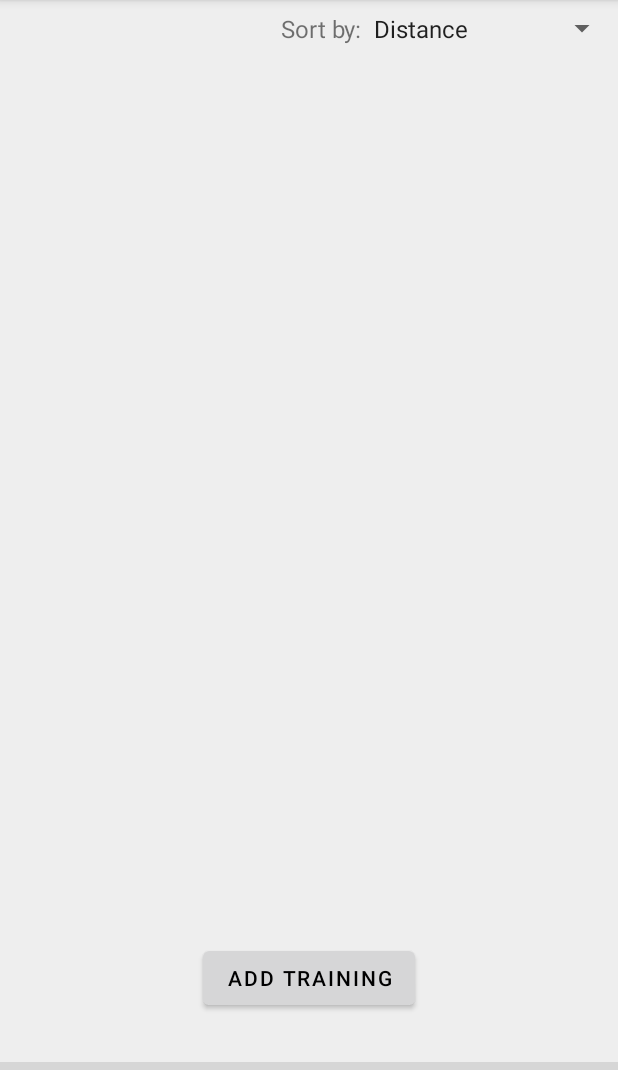
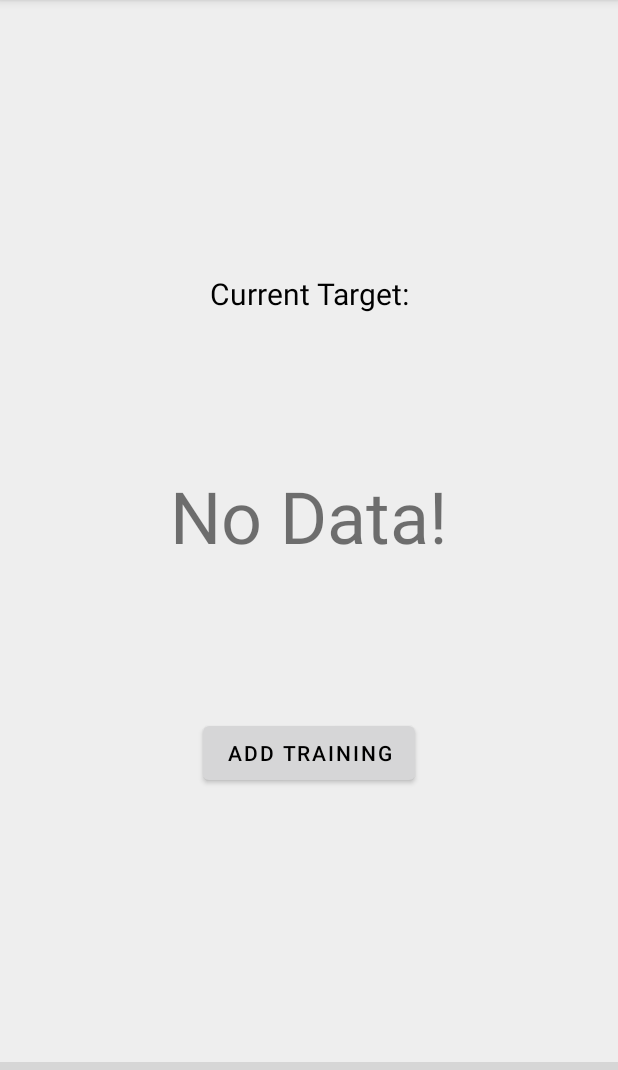
Before and after one commit to muhammadhasan01/fitness-android-application, an Android app: the TrainingActivity screen opened directly, with no data from a screen before it, on a phone screen of 412 x 824 dp, the part 84-1154 px from its top. Run offline under Robolectric (Android 15) with nearby library versions, the phone set to English and light mode, and no system bars; our stand-ins replace Dagger/Hilt's generated code, Timber; libraries missing offline, so code that uses them is left out: pub.devrel.easypermissions; plain views replace ChipNavigationBar; 3 statements that could not run were skipped; grey boxes are pictures that could not be loaded.

Commit message:
Add Training Save, Bug Fixing, Add Target Container, task 2 (95%)

```diff
--- a/app/src/main/AndroidManifest.xml
+++ b/app/src/main/AndroidManifest.xml
@@ -52,5 +52,6 @@
         <meta-data
             android:name="com.google.android.geo.API_KEY"
             android:value="@string/google_maps_key"/>
+        <uses-library android:name="org.apache.http.legacy" android:required="false"/>
     </application>
 </manifest>
--- a/app/src/main/java/com/k310/fitness/ui/activities/MainActivity.kt
+++ b/app/src/main/java/com/k310/fitness/ui/activities/MainActivity.kt
@@ -53,6 +53,10 @@ open class MainActivity : AppCompatActivity() {
         }
     }
 
+    fun toTrainingFragment() {
+        makeCurrentFragment(trackingFragment)
+    }
+
     fun makeCurrentFragment(fragment: Fragment) =
         supportFragmentManager.beginTransaction().apply {
             replace(R.id.fl_wrapper, fragment)
--- a/app/src/main/java/com/k310/fitness/util/Constants.kt
+++ b/app/src/main/java/com/k310/fitness/util/Constants.kt
@@ -11,8 +11,8 @@ object Constants {
     const val ACTION_SHOW_TRACKING_FRAGMENT = "ACTION_SHOW_TRACKING_FRAGMENT"
 
     const val TIMER_UPDATE_INTERVAL = 50L
-    const val LOCATION_UPDATE_INTERVAL = 5000L
-    const val FASTEST_LOCATION_INTERVAL = 2000L
+    const val LOCATION_UPDATE_INTERVAL = 1000L
+    const val FASTEST_LOCATION_INTERVAL = 400L
 
     const val POLYLINE_COLOR = Color.RED
     const val POLYLINE_WIDTH = 8f
--- a/app/src/main/res/layout/activity_main.xml
+++ b/app/src/main/res/layout/activity_main.xml
@@ -2,6 +2,7 @@
 <RelativeLayout xmlns:android="http://schemas.android.com/apk/res/android"
     xmlns:app="http://schemas.android.com/apk/res-auto"
     xmlns:tools="http://schemas.android.com/tools"
+    android:id="@+id/rootView"
     android:layout_width="match_parent"
     android:layout_height="match_parent"
     tools:context=".ui.activities.MainActivity"
--- a/app/src/main/res/layout/fragment_training.xml
+++ b/app/src/main/res/layout/fragment_training.xml
@@ -6,42 +6,38 @@
     android:layout_height="match_parent"
     tools:context=".ui.fragments.TrainingFragment">
 
-    <Spinner
-        android:id="@+id/spFilter"
+    <TextView
+        android:id="@+id/targetLabel"
         android:layout_width="wrap_content"
         android:layout_height="wrap_content"
-        android:entries="@array/filter_options"
-        android:paddingTop="8dp"
-        android:paddingBottom="8dp"
+        android:layout_marginTop="80dp"
+        android:text="Current Target:"
+        android:textColor="@color/black"
+        android:textSize="20dp"
+        app:layout_constraintBottom_toTopOf="@+id/target"
         app:layout_constraintEnd_toEndOf="parent"
+        app:layout_constraintHorizontal_bias="0.5"
+        app:layout_constraintStart_toStartOf="parent"
         app:layout_constraintTop_toTopOf="parent" />
 
     <TextView
-        android:id="@+id/tvFilterBy"
+        android:id="@+id/target"
         android:layout_width="wrap_content"
         android:layout_height="wrap_content"
-        android:text="Sort by:"
-        android:textSize="16sp"
-        app:layout_constraintBottom_toBottomOf="@+id/spFilter"
-        app:layout_constraintEnd_toStartOf="@+id/spFilter"
-        app:layout_constraintTop_toTopOf="parent" />
-
-    <androidx.recyclerview.widget.RecyclerView
-        android:id="@+id/rvRuns"
-        android:layout_width="match_parent"
-        android:layout_height="0dp"
-        app:layout_constraintBottom_toBottomOf="parent"
+        android:text="No Data!"
+        android:textSize="48dp"
+        app:layout_constraintBottom_toTopOf="@+id/add_button"
         app:layout_constraintEnd_toEndOf="parent"
         app:layout_constraintHorizontal_bias="0.5"
         app:layout_constraintStart_toStartOf="parent"
-        app:layout_constraintTop_toBottomOf="@+id/spFilter" />
+        app:layout_constraintTop_toBottomOf="@+id/targetLabel" />
 
     <Button
         android:id="@+id/add_button"
         android:layout_width="wrap_content"
         android:layout_height="wrap_content"
+        android:layout_marginBottom="80dp"
         android:contentDescription="Add button"
-        android:layout_marginBottom="32dp"
         android:src="@drawable/icon_add"
         android:text="Add Training"
         android:textColor="@color/black"
@@ -49,9 +45,9 @@
         app:fabSize="normal"
         app:layout_constraintBottom_toBottomOf="parent"
         app:layout_constraintEnd_toEndOf="parent"
-        app:layout_constraintEnd_toStartOf="@+id/rvRuns"
         app:layout_constraintHorizontal_bias="0.5"
-        app:layout_constraintStart_toEndOf="@+id/rvRuns"
+        app:layout_constraintStart_toStartOf="parent"
+        app:layout_constraintTop_toBottomOf="@+id/target"
         app:rippleColor="@android:color/white"
         app:tint="@android:color/black" />
 
```
Also changed, not shown: app/src/main/java/com/k310/fitness/services/TrackingService.kt (+4 -4 lines), app/src/main/java/com/k310/fitness/ui/fragments/TrackingFragment.kt (+54 -6 lines), app/src/main/java/com/k310/fitness/util/TrackingUtil.kt (+21 -0 lines).
